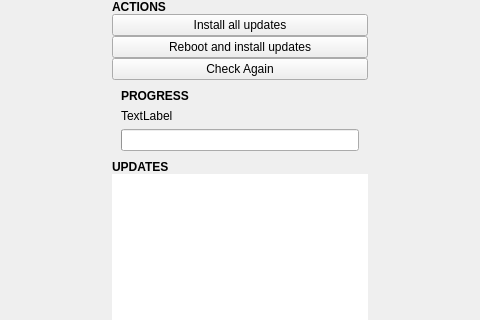
vicr123/theShop, file application/updates/updateswidget.ui: the form before one commit; both pictures show x 126 to 606 and y 0 to 320 of the 733 by 498 pixel window.
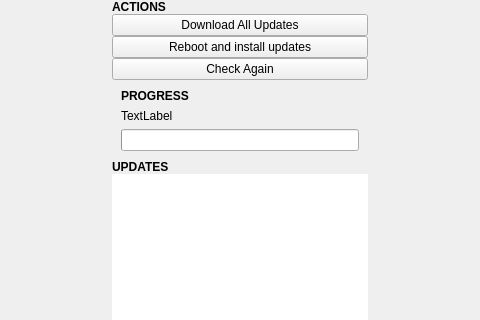
The form after the commit. Icons and pictures are not drawn. Custom widgets are drawn as their Qt base class.

Commit message: Search and install works

The edit to the form file:
```diff
--- a/application/updates/updateswidget.ui
+++ b/application/updates/updateswidget.ui
@@ -312,7 +312,7 @@
                    <item>
                     <widget class="QPushButton" name="installButton">
                      <property name="text">
-                      <string>Install all updates</string>
+                      <string>Download All Updates</string>
                      </property>
                      <property name="icon">
                       <iconset theme="package-upgrade">
```
The commit also changes 195 other files.
